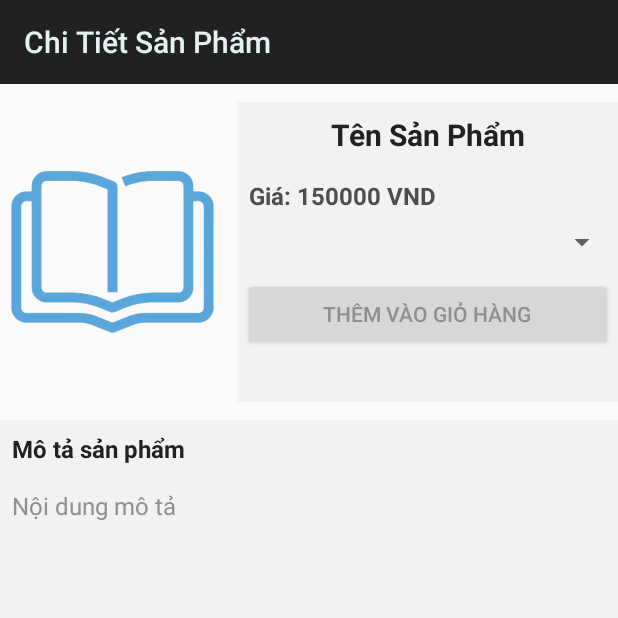
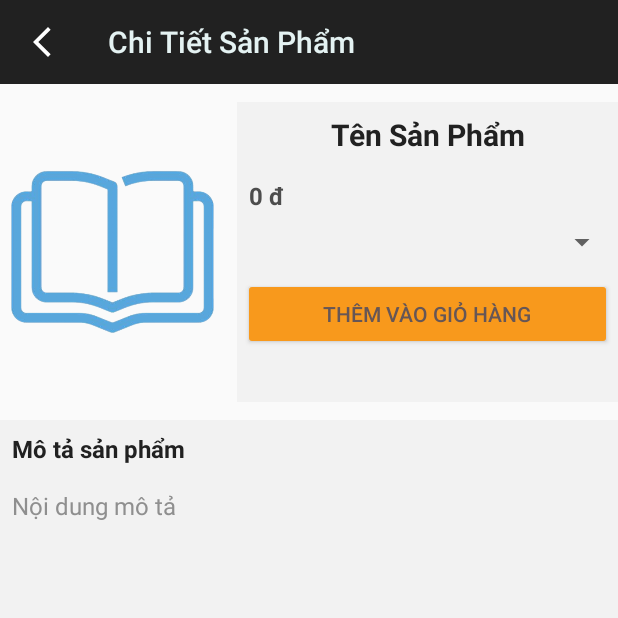
Before and after one commit to nqhuy2603/DoAnAndroid_Nhom10, an Android app: the ChiTietSanPhamActivity screen opened directly, with no data from a screen before it, on a phone screen of 412 x 824 dp, the top half of it. Run offline under Robolectric (Android 15) with nearby library versions, the phone set to English and light mode, and no system bars; 4 statements that could not run were skipped.

Commit message:
update back chitietsanpham

```diff
--- a/app/src/main/java/com/nguyenquochuy26032003/doanandroid_nhom10_vanphongpham/activity/ChiTietSanPhamActivity.java
+++ b/app/src/main/java/com/nguyenquochuy26032003/doanandroid_nhom10_vanphongpham/activity/ChiTietSanPhamActivity.java
@@ -1,16 +1,74 @@
 package com.nguyenquochuy26032003.doanandroid_nhom10_vanphongpham.activity;
 
 import androidx.appcompat.app.AppCompatActivity;
+import androidx.core.content.ContextCompat;
+import androidx.core.graphics.drawable.DrawableCompat;
 
+import android.graphics.drawable.Drawable;
 import android.os.Bundle;
+import android.view.View;
+import android.widget.ArrayAdapter;
+import android.widget.Button;
+import android.widget.ImageView;
+import android.widget.Spinner;
+import android.widget.TextView;
+import androidx.appcompat.widget.Toolbar;
 
+import com.bumptech.glide.Glide;
 import com.nguyenquochuy26032003.doanandroid_nhom10_vanphongpham.R;
+import com.nguyenquochuy26032003.doanandroid_nhom10_vanphongpham.doituong.Item;
 
 public class ChiTietSanPhamActivity extends AppCompatActivity {
+    TextView name, priceItem, mota;
+    Button btnThem;
+    ImageView imgHinh;
+    Spinner spinner;
+    Toolbar toolbar;
 
     @Override
     protected void onCreate(Bundle savedInstanceState) {
         super.onCreate(savedInstanceState);
         setContentView(R.layout.activity_chi_tiet_san_pham);
+        AnhXa();
+        ActionToolBar();
+        getData();
+    }
+
+    private void getData() {
+        Item item = (Item) getIntent().getSerializableExtra("chitiet");
+        name.setText(item.getName());
+        mota.setText(item.getDescribe());
+        Glide.with(getApplicationContext()).load(item.getImage()).into(imgHinh);
+        double price = item.getPrice();
+        String formattedPrice = String.format("%,.0f đ", price);
+        priceItem.setText(formattedPrice);
+    }
+
+    private void AnhXa() {
+        name = findViewById(R.id.tvTenSanPham);
+        priceItem = findViewById(R.id.tvGiaSanPham);
+        mota = findViewById(R.id.tvMoTaSanPham);
+        btnThem = findViewById(R.id.btnThemVaoGioHang);
+        imgHinh = findViewById(R.id.imgChiTiet);
+        spinner = findViewById(R.id.spinnerSanPham);
+        toolbar = findViewById(R.id.toolbarChiTietSach);
+    }
+
+    private void ActionToolBar() {
+        setSupportActionBar(toolbar);
+        getSupportActionBar().setDisplayHomeAsUpEnabled(true);
+        // Tạo một biểu đồ vector cho nút back với màu trắng
+        Drawable backArrow = ContextCompat.getDrawable(this, R.drawable.baseline_arrow_back_ios_new_24);
+        if (backArrow != null) {
+            backArrow = DrawableCompat.wrap(backArrow);
+            DrawableCompat.setTint(backArrow, ContextCompat.getColor(this, android.R.color.white));
+            getSupportActionBar().setHomeAsUpIndicator(backArrow);
+        }
+        toolbar.setNavigationOnClickListener(new View.OnClickListener() {
+            @Override
+            public void onClick(View v) {
+                finish();
+            }
+        });
     }
 }
--- a/app/src/main/java/com/nguyenquochuy26032003/doanandroid_nhom10_vanphongpham/adapter/SachAdapter.java
+++ b/app/src/main/java/com/nguyenquochuy26032003/doanandroid_nhom10_vanphongpham/adapter/SachAdapter.java
@@ -51,6 +51,7 @@ public class SachAdapter extends RecyclerView.Adapter<SachAdapter.MyViewHolder>
                     if (!isLongClick) {
                         //click
                         Intent intent = new Intent(context, ChiTietSanPhamActivity.class);
+                        intent.putExtra("chitiet", item);
 //                        intent.addFlags(Intent.FLAG_ACTIVITY_NEW_TASK);
                         context.startActivity(intent);
                     }
--- a/app/src/main/java/com/nguyenquochuy26032003/doanandroid_nhom10_vanphongpham/doituong/Item.java
+++ b/app/src/main/java/com/nguyenquochuy26032003/doanandroid_nhom10_vanphongpham/doituong/Item.java
@@ -1,6 +1,8 @@
 package com.nguyenquochuy26032003.doanandroid_nhom10_vanphongpham.doituong;
 
-public class Item {
+import java.io.Serializable;
+
+public class Item implements Serializable {
     private int id;
     private int idc;
     private String name;
--- a/app/src/main/res/layout/activity_chi_tiet_san_pham.xml
+++ b/app/src/main/res/layout/activity_chi_tiet_san_pham.xml
@@ -64,8 +64,9 @@
                 android:layout_marginTop="12dp"
                 android:layout_marginRight="4dp"
                 android:layout_marginLeft="4dp"
+                android:backgroundTint="@color/bgButton"
                 android:text="Thêm vào giỏ hàng"
-                android:textColor="@color/text"/>
+                android:textColor="@color/bgProduct"/>
         </LinearLayout>
     </LinearLayout>
     <LinearLayout
```
